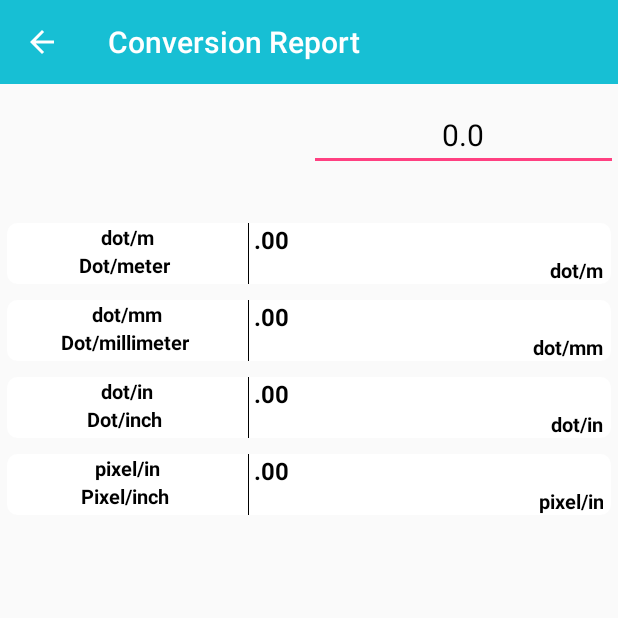
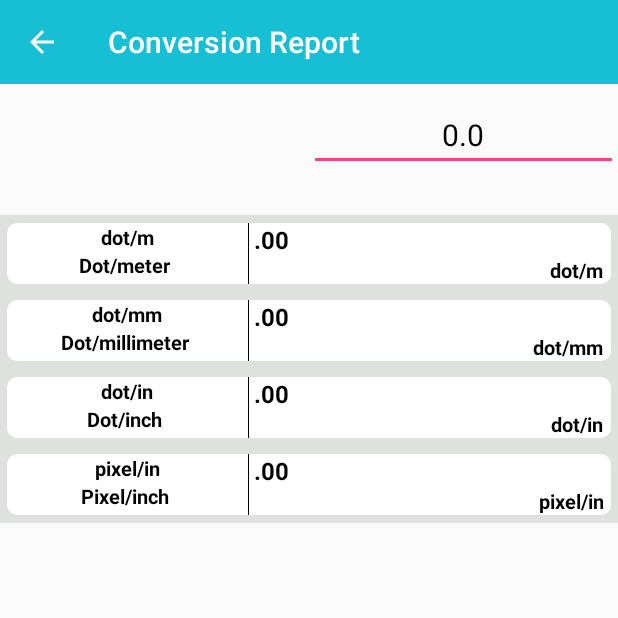
Before and after one commit to geniusninedev/LightConverter, an Android app: the ConversionDigitalImageResolutionListActivity screen opened directly, with no data from a screen before it, on a phone screen of 412 x 824 dp, the top half of it. Run offline under Robolectric (Android 15) with nearby library versions, the phone set to English and light mode, and no system bars; 4 statements that could not run were skipped.

Commit message:
some changes

```diff
--- a/app/src/main/res/layout/activity_conversion_list.xml
+++ b/app/src/main/res/layout/activity_conversion_list.xml
@@ -67,6 +67,7 @@
         android:id="@+id/recyclerViewConverterList"
         android:layout_width="fill_parent"
         android:layout_marginTop="10dp"
+        android:background="@color/colordialog"
         android:layout_height="fill_parent">
     </android.support.v7.widget.RecyclerView>
     </LinearLayout>
```
